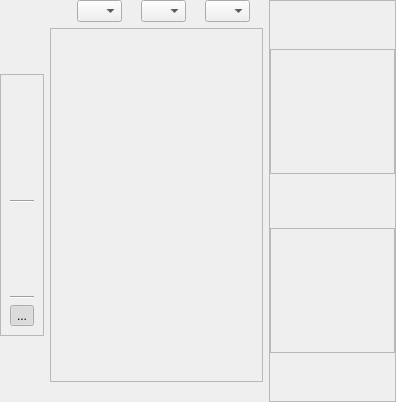
claudiobogossian/terralib5, file src/terralib/qt/widgets/rp/ui/RasterNavigatorWidgetForm.ui: the form before one commit.
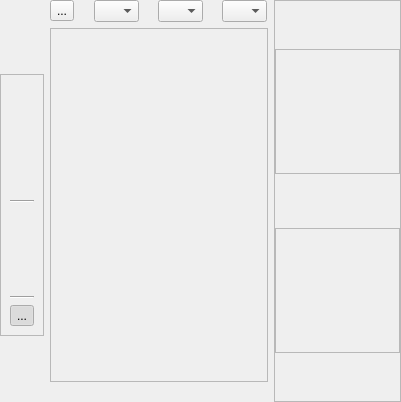
The form after the commit.

Commit message: added preview function

Diff of the .ui file:
```diff
--- a/src/terralib/qt/widgets/rp/ui/RasterNavigatorWidgetForm.ui
+++ b/src/terralib/qt/widgets/rp/ui/RasterNavigatorWidgetForm.ui
@@ -23,23 +23,7 @@
       <layout class="QGridLayout" name="gridLayout_3">
        <item row="0" column="1">
         <layout class="QGridLayout" name="gridLayout_9">
-         <item row="0" column="0">
-          <spacer name="horizontalSpacer">
-           <property name="orientation">
-            <enum>Qt::Horizontal</enum>
-           </property>
-           <property name="sizeType">
-            <enum>QSizePolicy::MinimumExpanding</enum>
-           </property>
-           <property name="sizeHint" stdset="0">
-            <size>
-             <width>1</width>
-             <height>20</height>
-            </size>
-           </property>
-          </spacer>
-         </item>
-         <item row="0" column="1">
+         <item row="0" column="4">
           <layout class="QGridLayout" name="gridLayout_8">
            <item row="0" column="0">
             <layout class="QGridLayout" name="gridLayout_5">
@@ -106,7 +90,7 @@
            </item>
           </layout>
          </item>
-         <item row="0" column="2">
+         <item row="0" column="5">
           <spacer name="horizontalSpacer_2">
            <property name="orientation">
             <enum>Qt::Horizontal</enum>
@@ -122,6 +106,29 @@
            </property>
           </spacer>
          </item>
+         <item row="0" column="1">
+          <widget class="QToolButton" name="m_previewToolButton">
+           <property name="text">
+            <string>...</string>
+           </property>
+          </widget>
+         </item>
+         <item row="0" column="2">
+          <spacer name="horizontalSpacer">
+           <property name="orientation">
+            <enum>Qt::Horizontal</enum>
+           </property>
+           <property name="sizeType">
+            <enum>QSizePolicy::MinimumExpanding</enum>
+           </property>
+           <property name="sizeHint" stdset="0">
+            <size>
+             <width>1</width>
+             <height>20</height>
+            </size>
+           </property>
+          </spacer>
+         </item>
         </layout>
        </item>
        <item row="1" column="0">
```
Left out of the diff: 2 changed lines with no effect on the pictures. The commit also changes 7 other files.
